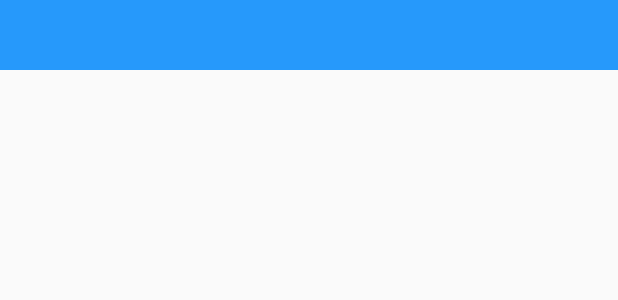
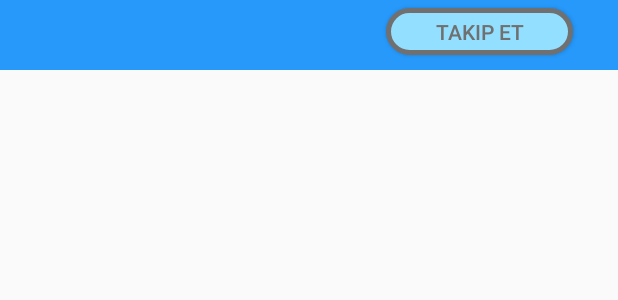
Before and after one commit to onimaskesi/MGT-APP, an Android app: the layout contact_child.xml on its own in the app's theme, with its tools: preview values and no code run, on a phone screen of 412 x 824 dp. Shown: the top 300 px of the screen. Run offline under Robolectric (Android 15) with nearby library versions, the phone set to English and light mode, and no system bars.

Commit message:
Takip_btn

```diff
--- a/app/src/main/java/com/onimaskesi/mgtapp/ContactDTO.kt
+++ b/app/src/main/java/com/onimaskesi/mgtapp/ContactDTO.kt
@@ -5,6 +5,9 @@ import android.graphics.Bitmap
 class ContactDTO {
     var name = ""
     var number = ""
-    var image : Bitmap? = null
-    var IsActive = false
+    //var image : Bitmap? = null
+    //var IsActive = false
+    var takipBtnActive: Boolean
+        get() = false
+        set(value) = TODO()
 }
--- a/app/src/main/java/com/onimaskesi/mgtapp/RehberActivity.kt
+++ b/app/src/main/java/com/onimaskesi/mgtapp/RehberActivity.kt
@@ -21,6 +21,7 @@ import com.google.firebase.firestore.DocumentReference
 import com.google.firebase.firestore.FirebaseFirestore
 import kotlinx.android.synthetic.main.activity_rehber.*
 import kotlinx.android.synthetic.main.contact_child.view.*
+import kotlinx.android.synthetic.main.contact_child.view.TakipEt_btn as TakipEt_btn1
 
 lateinit var db : FirebaseFirestore
 
@@ -154,6 +155,7 @@ class RehberActivity : AppCompatActivity() {
 
             holder.name.text = list[position].name
             holder.number.text = list[position].number
+            //holder.button.setImageResource(R.drawable.takipaktif)
 
             val docRef = db.collection("Kullanici").document(list[position].number)
             docRef.get().addOnSuccessListener { document ->
@@ -176,6 +178,7 @@ class RehberActivity : AppCompatActivity() {
             val name = v.tv_name!!
             val number = v.tv_number!!
             val profile = v.iv_profile!!
+            val button = v.TakipEt_btn1!!
         }
     }
 }
--- /dev/null
+++ b/app/src/main/res/drawable-v24/layout_bg_takipaktif.xml
@@ -0,0 +1,7 @@
+<?xml version="1.0" encoding="utf-8"?>
+    <shape xmlns:android="http://schemas.android.com/apk/res/android">
+        <solid android:color="#92DFFF"/>
+        <stroke android:width="3dp" android:color="#707070" />
+        <corners android:radius="22dp"/>
+        <padding android:left="0dp" android:top="0dp" android:right="0dp" android:bottom="0dp" />
+    </shape>
--- a/app/src/main/res/layout/activity_rehber.xml
+++ b/app/src/main/res/layout/activity_rehber.xml
@@ -21,7 +21,7 @@
         android:id="@+id/contact_list"
         android:layout_width="0dp"
         android:layout_height="0dp"
-        android:layout_marginTop="50dp"
+        android:layout_marginTop="80dp"
         app:layout_constraintBottom_toBottomOf="parent"
         app:layout_constraintEnd_toEndOf="parent"
         app:layout_constraintStart_toStartOf="parent"
--- a/app/src/main/res/layout/contact_child.xml
+++ b/app/src/main/res/layout/contact_child.xml
@@ -15,10 +15,12 @@
         app:civ_border_width="2dp" />
 
     <LinearLayout
+        android:id="@+id/name_layout"
         android:layout_toEndOf="@+id/iv_profile"
         android:layout_centerVertical="true"
-        android:layout_width="match_parent"
+        android:layout_width="200dp"
         android:layout_height="wrap_content"
+        android:layout_toRightOf="@id/TakipEt_btn"
         android:orientation="vertical">
 
         <TextView
@@ -37,4 +39,20 @@
 
 
     </LinearLayout>
+
+    <Button
+        android:id="@+id/TakipEt_btn"
+        android:layout_width="100dp"
+        android:layout_height="31dp"
+        android:layout_alignParentEnd="true"
+        android:layout_marginStart="30dp"
+        android:layout_marginTop="5dp"
+        android:layout_marginEnd="30dp"
+        android:layout_marginBottom="0dp"
+        android:layout_toEndOf="@+id/name_layout"
+
+        android:background="@drawable/layout_bg_takipaktif"
+        android:text="Takip Et"
+        android:textColor="#707070"
+        />
 </RelativeLayout>
```
Also changed, not shown: app/src/main/res/drawable-v24/takipaktif.PNG (added).
